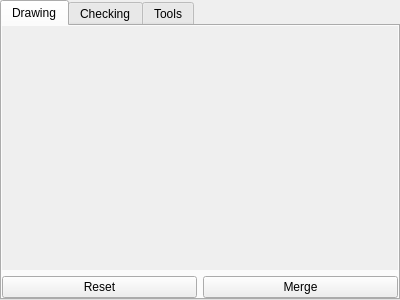
lparchaeology/ArkPlan, file src/plan_widget_base.ui: the form before one commit.
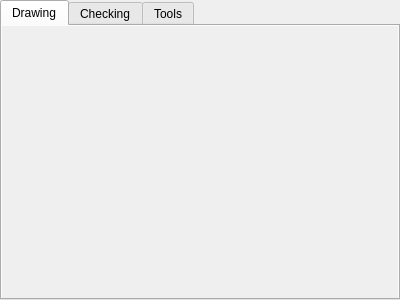
The form after the commit. Custom widgets are drawn as their Qt base class.

The edit to the form file:
```diff
--- a/src/plan_widget_base.ui
+++ b/src/plan_widget_base.ui
@@ -11,7 +11,7 @@
    </rect>
   </property>
   <property name="windowTitle">
-   <string>TabWidget</string>
+   <string>PlanWidget</string>
   </property>
   <property name="currentIndex">
    <number>0</number>
@@ -38,16 +38,13 @@
          <x>0</x>
          <y>0</y>
          <width>394</width>
-         <height>229</height>
+         <height>271</height>
         </rect>
        </property>
        <layout class="QVBoxLayout" name="verticalLayout_2">
         <property name="margin">
          <number>0</number>
         </property>
-        <item>
-         <widget class="MetadataWidget" name="metadataWidget" native="true"/>
-        </item>
         <item>
          <widget class="DrawingWidget" name="drawingWidget" native="true"/>
         </item>
@@ -68,30 +65,6 @@
       </widget>
      </widget>
     </item>
-    <item>
-     <layout class="QHBoxLayout" name="horizontalLayout">
-      <item>
-       <widget class="QPushButton" name="resetButton">
-        <property name="toolTip">
-         <string>Clear unsaved changes from work layers</string>
-        </property>
-        <property name="text">
-         <string>Reset</string>
-        </property>
-       </widget>
-      </item>
-      <item>
-       <widget class="QPushButton" name="mergeButton">
-        <property name="toolTip">
-         <string>Move new context to main layers</string>
-        </property>
-        <property name="text">
-         <string>Merge</string>
-        </property>
-       </widget>
-      </item>
-     </layout>
-    </item>
    </layout>
   </widget>
   <widget class="QWidget" name="checkingTab">
@@ -198,12 +171,6 @@
   </widget>
  </widget>
  <customwidgets>
-  <customwidget>
-   <class>MetadataWidget</class>
-   <extends>QWidget</extends>
-   <header>metadata_widget.h</header>
-   <container>1</container>
-  </customwidget>
   <customwidget>
    <class>DrawingWidget</class>
    <extends>QWidget</extends>
```
